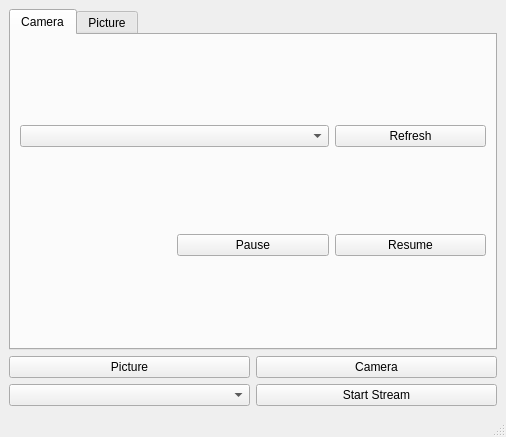
First picture: the form in src/gui/mainwindow.ui, repository david-polak/dslr-webcam, before the edit.
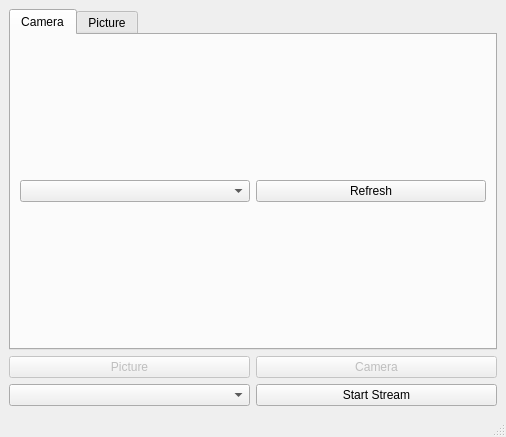
Second picture: the form after the edit.

Diff of the .ui file:
```diff
--- a/src/gui/mainwindow.ui
+++ b/src/gui/mainwindow.ui
@@ -35,34 +35,17 @@
        </attribute>
        <layout class="QHBoxLayout" name="horizontalLayout_3">
         <item>
-         <layout class="QGridLayout" name="gridLayout" columnstretch="0,0,0">
-          <item row="2" column="2">
-           <widget class="QPushButton" name="resumeBtn">
-            <property name="text">
-             <string>Resume</string>
-            </property>
-           </widget>
-          </item>
-          <item row="0" column="2">
+         <layout class="QGridLayout" name="gridLayout" rowstretch="0" columnstretch="0,0">
+          <item row="0" column="1">
            <widget class="QPushButton" name="refreshBtn">
             <property name="text">
              <string>Refresh</string>
             </property>
            </widget>
           </item>
-          <item row="0" column="0" colspan="2">
+          <item row="0" column="0">
            <widget class="QComboBox" name="cameraBox"/>
           </item>
-          <item row="2" column="1">
-           <widget class="QPushButton" name="pauseBtn">
-            <property name="text">
-             <string>Pause</string>
-            </property>
-            <property name="flat">
-             <bool>false</bool>
-            </property>
-           </widget>
-          </item>
          </layout>
         </item>
        </layout>
@@ -78,9 +61,15 @@
      <layout class="QHBoxLayout" name="horizontalLayout_2">
       <item>
        <widget class="QPushButton" name="pictureBtn">
+        <property name="enabled">
+         <bool>false</bool>
+        </property>
         <property name="text">
          <string>Picture</string>
         </property>
+        <property name="checkable">
+         <bool>true</bool>
+        </property>
         <property name="flat">
          <bool>false</bool>
         </property>
@@ -88,9 +77,15 @@
       </item>
       <item>
        <widget class="QPushButton" name="cameraBtn">
+        <property name="enabled">
+         <bool>false</bool>
+        </property>
         <property name="text">
          <string>Camera</string>
         </property>
+        <property name="checkable">
+         <bool>true</bool>
+        </property>
        </widget>
       </item>
      </layout>
```
Left out of the diff: 5 changed lines with no effect on the pictures.
